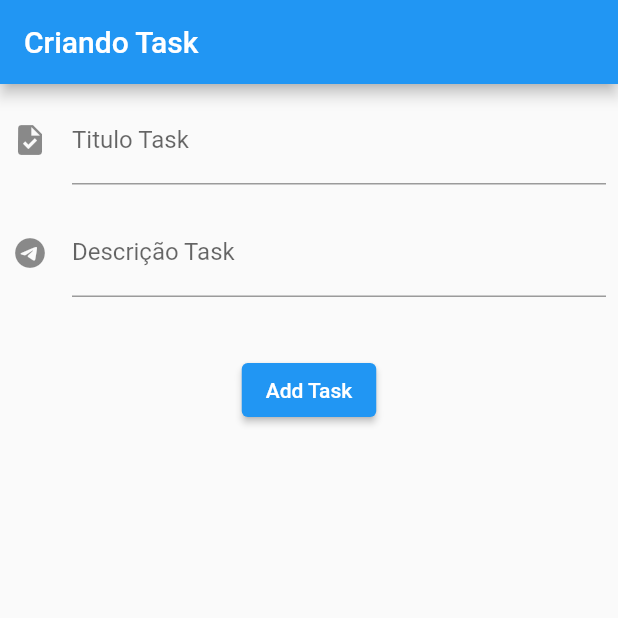
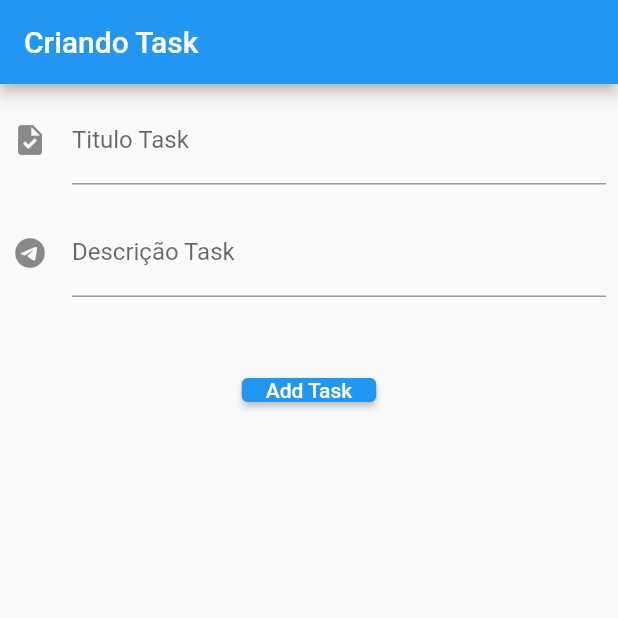
Before and after one commit to WillAPS/crud_flutter, a Flutter app: the screen it shows after launch, after a tap on "Add Task", on a phone screen of 412 x 824 dp, the top half of it. Run offline on Flutter 3.47's test engine with Material 2 defaults, Android fonts, the phone set to English and light mode, and no system bars.

```diff
--- a/lib/main.dart
+++ b/lib/main.dart
@@ -55,8 +55,8 @@ class FormAddTask extends StatelessWidget {
           child: Text("Add Task"),
           onPressed: () {
             print('click button');
-            ButtonStyle(minimumSize: MaterialStateProperty.all(const Size(20, 10)));
           },
+          style: ButtonStyle(minimumSize: MaterialStateProperty.all(const Size(20, 10))),
         ),
       ]),
     );
```
Also changed, not shown: 1 other file.
